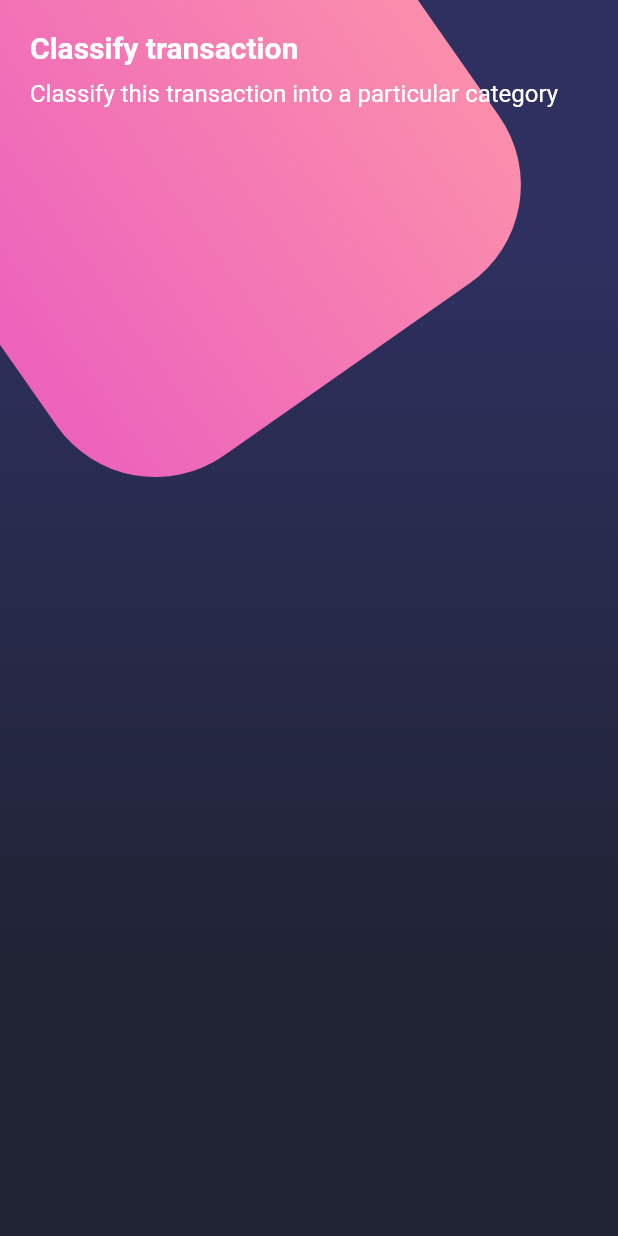
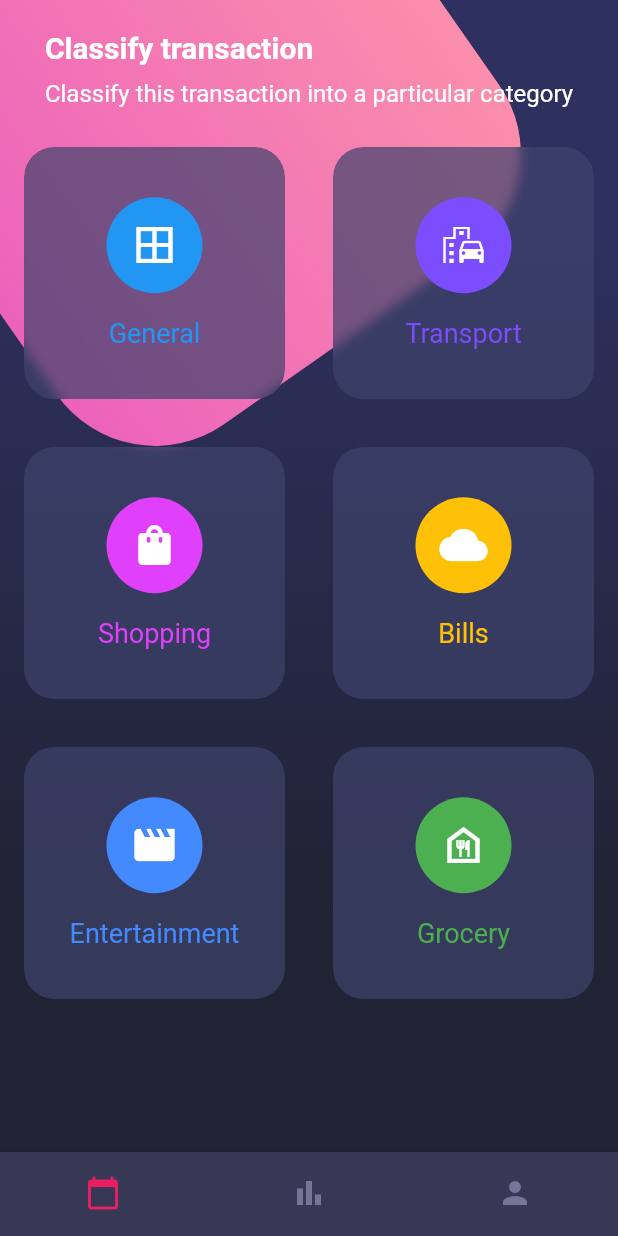
Before and after one commit to mappedev/flutter-designs, a Flutter app: the screen it shows after launch, on a phone screen of 412 x 824 dp. Run offline on Flutter 3.47's test engine with Material 2 defaults, Android fonts, the phone set to English and light mode, and no system bars.

Commit message:
update: home screen completed. App design completed

```diff
--- a/lib/main.dart
+++ b/lib/main.dart
@@ -20,6 +20,7 @@ class MyApp extends StatelessWidget {
     return MaterialApp(
       debugShowCheckedModeBanner: false,
       initialRoute: 'home_screen',
+      theme: ThemeData.dark(),
       routes: {
         'basic_design': (_) => BasicDesignScreen(),
         'scroll_design': (_) => ScrollDesignScreen(),
--- a/lib/screens/home_screen.dart
+++ b/lib/screens/home_screen.dart
@@ -12,11 +12,11 @@ class HomeScreen extends StatelessWidget {
         children: [
           // Fondo
           Background(),
-
           // Cuerpo
           _HomeBody(),
         ],
       ),
+      bottomNavigationBar: CustomBottomNavigationBar(),
     );
   }
 }
@@ -30,9 +30,9 @@ class _HomeBody extends StatelessWidget {
       child: Column(
         children: [
           // Títulos
-          PageTitle()
-
-
+          PageTitle(),
+          // Tabla de tarjetas
+          CardTable(),
         ],
       ),
     );
--- a/lib/widgets/bakcground.dart
+++ b/lib/widgets/bakcground.dart
@@ -20,7 +20,7 @@ class Background extends StatelessWidget {
       height: double.infinity,
       decoration: boxDecoration,
       child: Align(
-        alignment: Alignment(-3, -1.35),
+        alignment: Alignment(-3, -1.5),
         child: Transform.rotate(
           angle: -35 * pi / 180,
           child: Container(
--- /dev/null
+++ b/lib/widgets/card_table.dart
@@ -0,0 +1,121 @@
+import 'dart:ui';
+
+import 'package:flutter/material.dart';
+
+class CardTable extends StatelessWidget {
+  const CardTable({Key? key}) : super(key: key);
+
+  @override
+  Widget build(BuildContext context) {
+    return Table(
+      children: [
+        TableRow(children: [
+          _SingleCard(
+            icon: Icons.border_all,
+            text: 'General',
+            color: Colors.blue,
+          ),
+          _SingleCard(
+            icon: Icons.emoji_transportation,
+            text: 'Transport',
+            color: Colors.deepPurpleAccent,
+          ),
+        ]),
+        TableRow(children: [
+          _SingleCard(
+            icon: Icons.shopping_bag,
+            text: 'Shopping',
+            color: Colors.purpleAccent,
+          ),
+          _SingleCard(
+            icon: Icons.cloud,
+            text: 'Bills',
+            color: Colors.amber,
+          ),
+        ]),
+        TableRow(children: [
+          _SingleCard(
+            icon: Icons.movie,
+            text: 'Entertainment',
+            color: Colors.blueAccent,
+          ),
+          _SingleCard(
+            icon: Icons.food_bank_outlined,
+            text: 'Grocery',
+            color: Colors.green,
+          ),
+        ]),
+      ],
+    );
+  }
+}
+
+class _SingleCard extends StatelessWidget {
+  const _SingleCard({
+    Key? key,
+    required this.icon,
+    required this.text,
+    required this.color,
+  }) : super(key: key);
+
+  final IconData icon;
+  final String text;
+  final Color color;
+
+  @override
+  Widget build(BuildContext context) {
+    return _SingleCardBackground(
+      child: Column(
+        mainAxisAlignment: MainAxisAlignment.center,
+        children: [
+          CircleAvatar(
+            backgroundColor: color,
+            child: Icon(
+              icon,
+              size: 32,
+              color: Colors.white,
+            ),
+            radius: 32,
+          ),
+          SizedBox(height: 16),
+          Text(
+            text,
+            style: TextStyle(
+              color: color,
+              fontSize: 18,
+            ),
+          )
+        ],
+      ),
+    );
+  }
+}
+
+class _SingleCardBackground extends StatelessWidget {
+  const _SingleCardBackground({Key? key, required this.child}) : super(key: key);
+
+  final Widget child;
+
+  @override
+  Widget build(BuildContext context) {
+    final BoxDecoration boxDecoration = BoxDecoration(
+      color: Color.fromRGBO(62, 66, 107, 0.7),
+      borderRadius: BorderRadius.circular(20),
+    );
+
+    return Container(
+      margin: EdgeInsets.all(16),
+      child: ClipRRect(
+        borderRadius: BorderRadius.circular(20),
+        child: BackdropFilter(
+          filter: ImageFilter.blur(sigmaX: 4, sigmaY: 4),
+          child: Container(
+            height: 168,
+            decoration: boxDecoration,
+            child: child,
+          ),
+        ),
+      ),
+    );
+  }
+}
--- /dev/null
+++ b/lib/widgets/custom_bottom_navigation_bar.dart
@@ -0,0 +1,31 @@
+import 'package:flutter/material.dart';
+
+class CustomBottomNavigationBar extends StatelessWidget {
+  const CustomBottomNavigationBar({Key? key}) : super(key: key);
+
+  @override
+  Widget build(BuildContext context) {
+    return BottomNavigationBar(
+      showSelectedLabels: false,
+      showUnselectedLabels: false,
+      backgroundColor: Color.fromRGBO(55, 57, 84, 1),
+      selectedItemColor: Colors.pink,
+      unselectedItemColor: Color.fromRGBO(116, 117, 152, 1),
+      //currentIndex: 0,
+      items: [
+        BottomNavigationBarItem(
+          icon: Icon(Icons.calendar_today),
+          label: 'Calendario',
+        ),
+        BottomNavigationBarItem(
+          icon: Icon(Icons.bar_chart),
+          label: 'Gráfica'
+        ),
+        BottomNavigationBarItem(
+          icon: Icon(Icons.person),
+          label: 'Usuario'
+        ),
+      ],
+    );
+  }
+}
--- a/lib/widgets/widgets.dart
+++ b/lib/widgets/widgets.dart
@@ -1,2 +1,4 @@
 export 'package:designs/widgets/bakcground.dart';
 export 'package:designs/widgets/page_title.dart';
+export 'package:designs/widgets/custom_bottom_navigation_bar.dart';
+export 'package:designs/widgets/card_table.dart';
```
